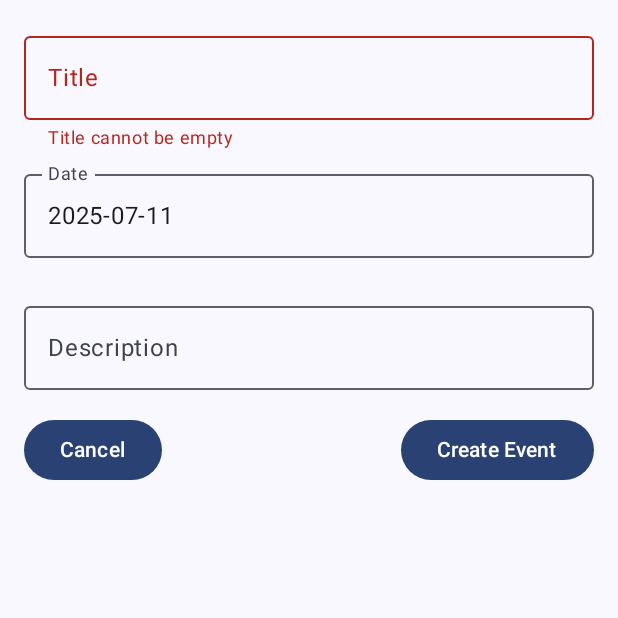
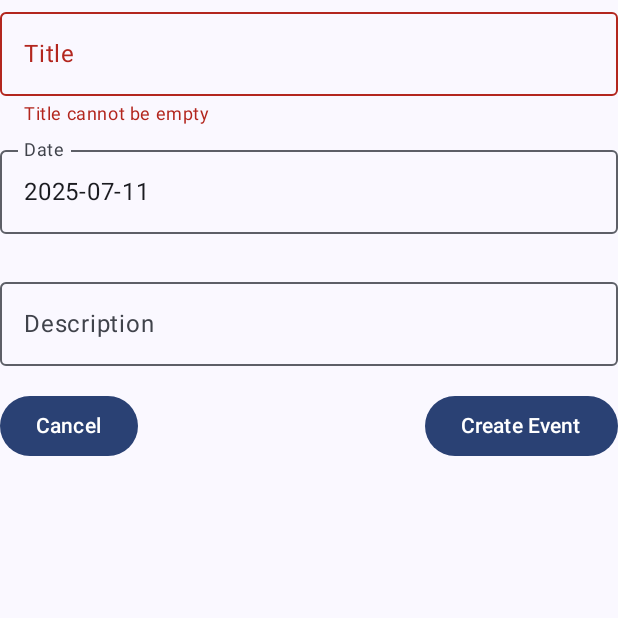
Before and after one commit to ossalali/Days-Remaining, an Android app built with Jetpack Compose: the composable AddEventScreen shown on its own in the app's theme, after a tap on "Create Event", on a phone screen of 412 x 824 dp, the top half of it. Run offline under Robolectric (Android 15) with nearby library versions, the light colour scheme and no system bars; our stand-ins replace Dagger/Hilt's generated code; 3 statements that could not run were skipped.

Commit message:
Refactor: Improve SearchBar and Layout Padding
This commit introduces several UI and structural improvements:

- **SearchBar Enhancements:**
    - Replaced `DockedSearchBar` with `SearchBar` for a more standard look and feel.
    - Updated the search bar placeholder text to "Search titles and descriptions" for better clarity.
    - Adjusted the `EventSearchBar` to not fill the maximum width by default, allowing for more flexible layout integration.
- **Layout and Padding Adjustments:**
    - Modified `EventListScreen` to utilize `BottomAppBar` for hosting the `EventSearchBar`, ensuring it's positioned correctly and respects IME padding.
    - Adjusted `EventSearchBar` padding within the `BottomAppBar` to accommodate the FAB when present.
    - Passed `paddingValues` from the `Scaffold` to the `AddEventScreen` to ensure consistent content padding.
    - Updated `EventListGrid` to correctly use `innerPadding` from the `Scaffold` for its content.
- **`EventListScreen` Refinements:**
    - Introduced a `showFab` parameter to conditionally adjust layout based on FAB visibility.
    - Cleaned up unnecessary modifier usage.
- **Build Configuration:**
    - Standardized Kotlin JVM target to 11 in `build.gradle.kts`.
- **DI Annotation:**
    - Corrected `@IODispatcher` to `@IoDispatcher` in `DispatcherModule.kt`.

```diff
--- a/app/src/main/java/com/ossalali/daysremaining/di/DispatcherModule.kt
+++ b/app/src/main/java/com/ossalali/daysremaining/di/DispatcherModule.kt
@@ -26,7 +26,7 @@ annotation class MainDispatcher
 object DispatcherModule {
 
     @Provides
-    @IODispatcher
+    @IoDispatcher
     fun providesIoDispatcher(): CoroutineDispatcher = Dispatchers.IO
 
     @Provides
--- a/app/src/main/java/com/ossalali/daysremaining/presentation/ui/AddEventScreen.kt
+++ b/app/src/main/java/com/ossalali/daysremaining/presentation/ui/AddEventScreen.kt
@@ -5,6 +5,7 @@ import androidx.compose.foundation.interaction.MutableInteractionSource
 import androidx.compose.foundation.layout.Arrangement
 import androidx.compose.foundation.layout.Box
 import androidx.compose.foundation.layout.Column
+import androidx.compose.foundation.layout.PaddingValues
 import androidx.compose.foundation.layout.Row
 import androidx.compose.foundation.layout.Spacer
 import androidx.compose.foundation.layout.fillMaxSize
@@ -43,7 +44,11 @@ import java.time.format.DateTimeFormatter
 
 @OptIn(ExperimentalMaterial3Api::class)
 @Composable
-fun AddEventScreen(viewmodel: AddEventViewmodel = hiltViewModel(), onClose: () -> Unit) {
+fun AddEventScreen(
+  viewmodel: AddEventViewmodel = hiltViewModel(),
+  onClose: () -> Unit,
+  paddingValues: PaddingValues,
+) {
     val titleFocusRequester = remember { FocusRequester() }
     val keyboardController = LocalSoftwareKeyboardController.current
 
@@ -66,7 +71,7 @@ fun AddEventScreen(viewmodel: AddEventViewmodel = hiltViewModel(), onClose: () -
         keyboardController?.show()
     }
 
-    Column(modifier = Modifier.fillMaxSize().padding(16.dp)) {
+    Column(modifier = Modifier.fillMaxSize().padding(paddingValues)) {
         OutlinedTextField(
           value = title,
           onValueChange = {
@@ -161,5 +166,5 @@ fun AddEventScreen(viewmodel: AddEventViewmodel = hiltViewModel(), onClose: () -
 @DefaultPreviews
 @Composable
 fun AddEventScreenPreview() {
-    AddEventScreen(onClose = {})
+    AddEventScreen(onClose = {}, paddingValues = PaddingValues(16.dp))
 }
```
Also changed, not shown: app/build.gradle.kts (+5 -2 lines), app/src/main/java/com/ossalali/daysremaining/presentation/ui/EventListScreen.kt (+34 -7 lines), app/src/main/java/com/ossalali/daysremaining/presentation/ui/EventSearchBar.kt (+4 -5 lines), app/src/main/java/com/ossalali/daysremaining/presentation/ui/MainScreen.kt (+6 -2 lines).
